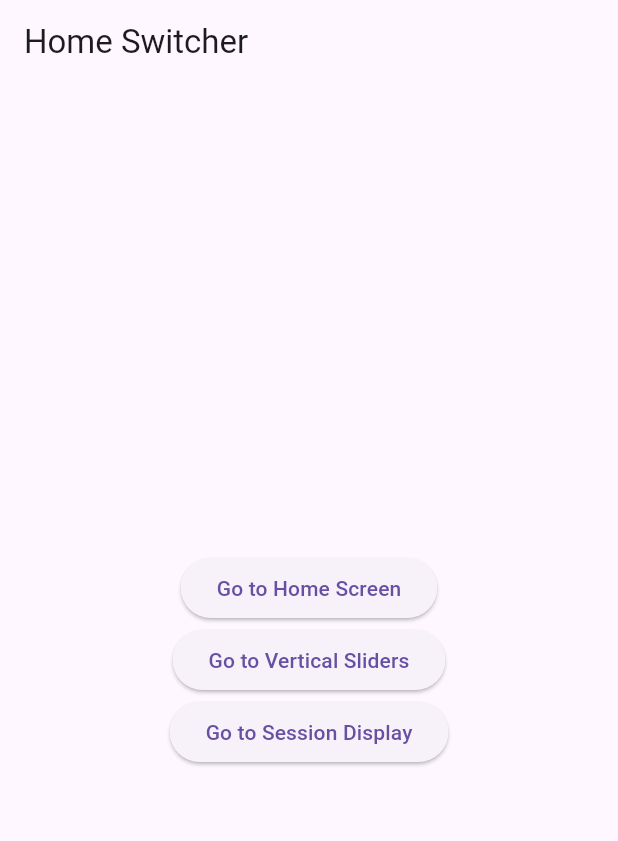
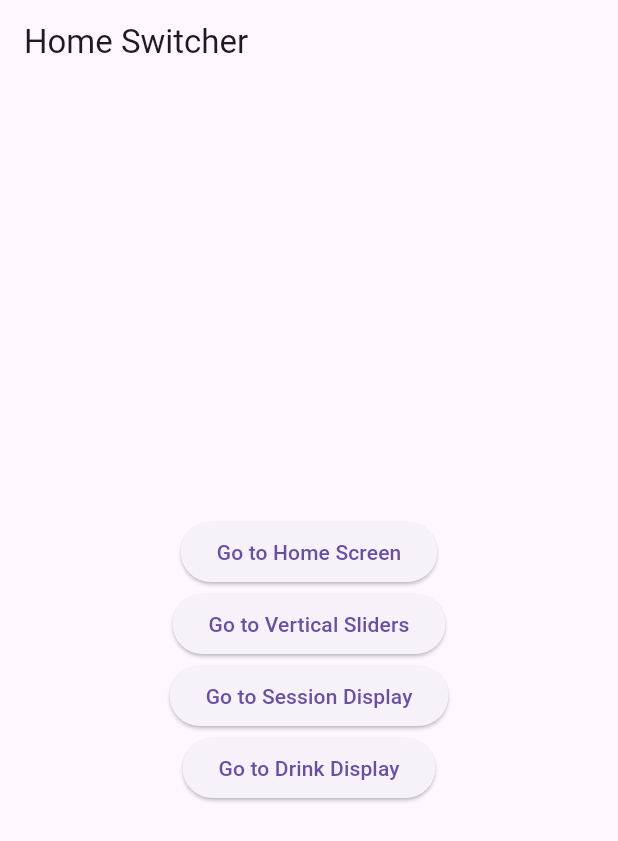
Before and after one commit to appsciences/d-smart, a Flutter app: the screen it shows after launch, on a phone screen of 412 x 824 dp. Shown: the top 841 px of the screen. Run offline on Flutter 3.47's test engine with Material 3 defaults, Android fonts, the phone set to English and light mode, and no system bars; our stand-ins replace fl_chart, flutter_secure_storage, hive, hive_flutter; accounts and stored records are empty; generated files the repository leaves out were written again.

Commit message:
drink display/history report

```diff
--- a/lib/main.dart
+++ b/lib/main.dart
@@ -4,6 +4,7 @@ import 'package:provider/provider.dart';
 import 'package:path_provider/path_provider.dart';
 import 'data/database.dart';
 import 'home_screen.dart'; // Import the home screen
+import 'drink_display.dart';
 import 'vertical_sliders.dart'; // Import the vertical sliders
 import 'session_display.dart'; // Import the session display
 import 'models/session.dart'; // Import the session model
@@ -72,6 +73,15 @@ class HomeSwitcher extends StatelessWidget {
               },
               child: Text('Go to Session Display'),
             ),
+             ElevatedButton(
+              onPressed: () {
+                Navigator.push(
+                  context,
+                  MaterialPageRoute(builder: (context) => DrinkDisplay(startTime: DateTime.now().subtract(Duration(days: 1)),endTime: DateTime.now()))
+                  );
+              },
+              child: Text('Go to Drink Display'),
+            ),
           ],
         ),
       ),
--- /dev/null
+++ b/lib/models/drink.dart
@@ -0,0 +1,16 @@
+import 'package:hive/hive.dart';
+
+part 'drink.g.dart';
+@HiveType(typeId: 11)
+class Drink extends HiveObject {
+  @HiveField(0)
+  final String name;
+
+  @HiveField(1)
+  final DateTime timestamp;
+
+  @HiveField(2)
+  final bool isAlcoholic;
+
+  Drink({required this.name, required this.timestamp, required this.isAlcoholic});
+}
```
Also changed, not shown: lib/drink_display.dart (added, +117 -0 lines).
